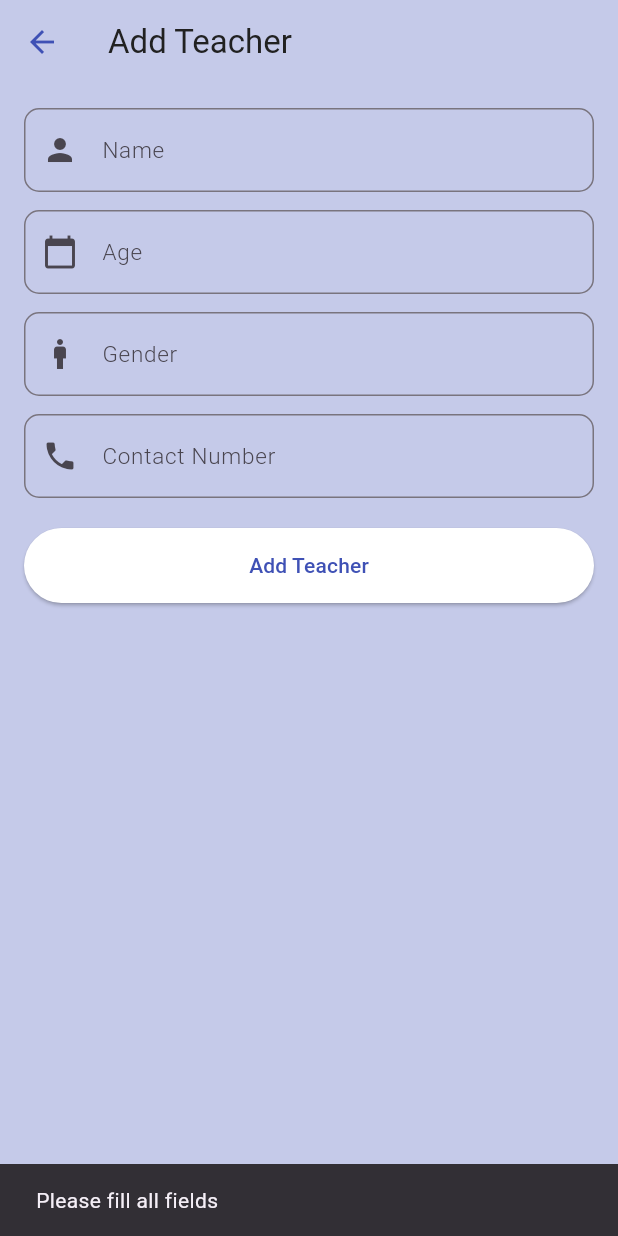
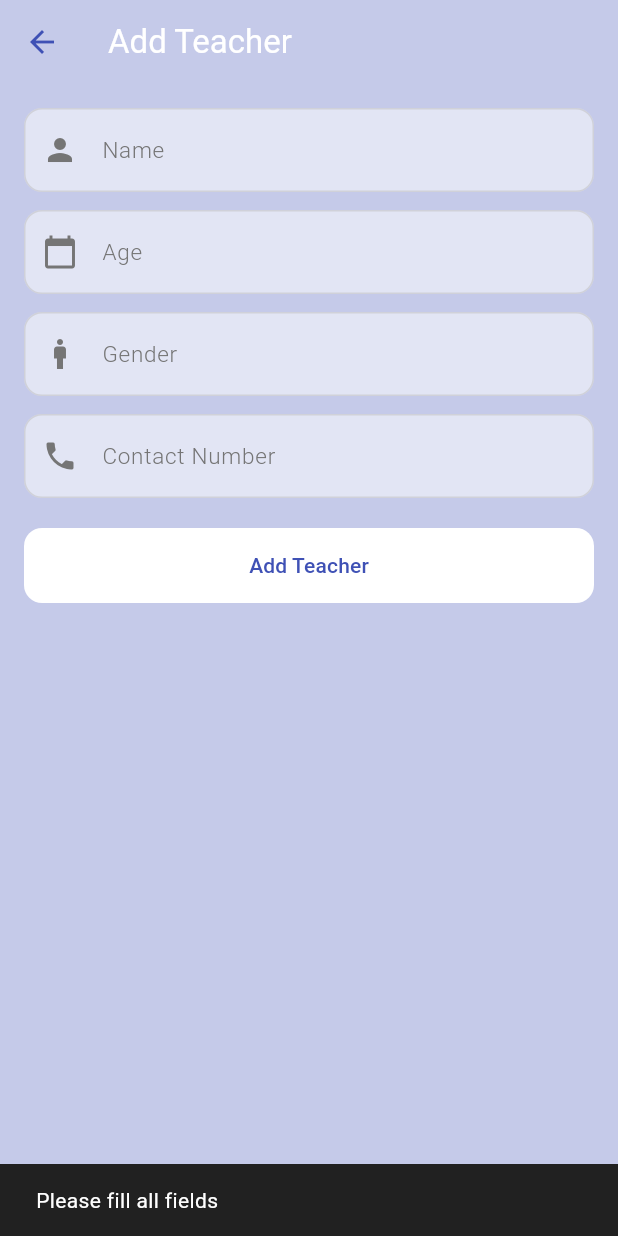
Before and after one commit to rathish24/TutorialCenter, a Flutter app: the AddTeacherPage screen opened by its route, after a tap on "Add Teacher", on a phone screen of 412 x 824 dp. Run offline on Flutter 3.47's test engine with Material 3 defaults, Android fonts, the phone set to English and light mode, and no system bars; our stand-ins replace cloud_firestore, connectivity_plus, dio, equatable, firebase_core, flutter_bloc and 5 more; accounts and stored records are empty; network calls fail; Roboto replaces fonts that are missing (Roboto Mono).

Commit message:
Added ColorScheme

```diff
--- a/lib/core/navigation/app_router.dart
+++ b/lib/core/navigation/app_router.dart
@@ -4,7 +4,6 @@ import 'package:tutorial_management/features/home/presentation/ui/home_screen.da
 import 'package:tutorial_management/features/home/presentation/ui/widgets/home_tab.dart';
 import 'package:tutorial_management/features/teacher/presentation/ui/widgets/teachers_tab.dart';
 import 'package:tutorial_management/features/student/presentation/ui/widgets/students_tab.dart';
-import 'package:tutorial_management/core/theme/design_tokens.dart';
 import 'package:tutorial_management/features/teacher/presentation/ui/add_teacher_page.dart';
 import 'package:flutter_bloc/flutter_bloc.dart';
 import 'package:tutorial_management/core/navigation/app_navigator.dart';
@@ -58,10 +57,10 @@ class AppRouter {
             routes: [
               GoRoute(
                 path: profile,
-                builder: (context, state) => const Center(
+                builder: (context, state) => Center(
                   child: Text(
                     "Profile Tab",
-                    style: TextStyle(color: AppColors.primaryText, fontSize: 18),
+                    style: TextStyle(color: Theme.of(context).colorScheme.onSurface, fontSize: 18),
                   ),
                 ),
               ),
--- a/lib/features/teacher/presentation/ui/add_teacher_page.dart
+++ b/lib/features/teacher/presentation/ui/add_teacher_page.dart
@@ -5,7 +5,6 @@ import 'package:tutorial_management/features/teacher/presentation/bloc/teacher_b
 import 'package:tutorial_management/features/teacher/presentation/bloc/teacher_event.dart';
 import 'package:tutorial_management/core/helper/icontextfield.dart';
 import 'package:tutorial_management/features/teacher/domain/entities/teacher.dart';
-import 'package:tutorial_management/core/theme/design_tokens.dart';
 
 class AddTeacherPage extends StatefulWidget {
   const AddTeacherPage({super.key});
@@ -30,23 +29,21 @@ class _AddTeacherPageState extends State<AddTeacherPage> {
   }
 
   void _submit() {
-    final name = _nameController.text.trim();
-    final ageStr = _ageController.text.trim();
-    final gender = _genderController.text.trim();
-    final contact = _contactController.text.trim();
+    final name = _nameController.text;
+    final age = int.tryParse(_ageController.text) ?? 0;
+    final gender = _genderController.text;
+    final contact = _contactController.text;
+    final id = DateTime.now().millisecondsSinceEpoch;
 
-    if (name.isEmpty || ageStr.isEmpty || gender.isEmpty || contact.isEmpty) {
-      ScaffoldMessenger.of(
-        context,
-      ).showSnackBar(const SnackBar(content: Text("Please fill all fields")));
+    // Use a placeholder image URL for testing
+    const profileURL = 'https://picsum.photos/200';
+
+    if (name.isEmpty || age == 0 || gender.isEmpty || contact.isEmpty) {
+      ScaffoldMessenger.of(context).showSnackBar(
+        const SnackBar(content: Text('Please fill all fields')),
+      );
       return;
     }
-
-    final age = int.tryParse(ageStr) ?? 0;
-
-    // Generate a unique ID and a random profile avatar image URL
-    final id = DateTime.now().millisecondsSinceEpoch;
-    final profileURL = "https://i.pravatar.cc/150?img=${(id % 70) + 1}";
 
     final newTeacher = Teacher(
       name: name,
@@ -63,16 +60,18 @@ class _AddTeacherPageState extends State<AddTeacherPage> {
 
   @override
   Widget build(BuildContext context) {
+    final colorScheme = Theme.of(context).colorScheme;
+
     return Scaffold(
-      backgroundColor: AppColors.lightPrimary,
+      backgroundColor: colorScheme.primaryContainer,
       appBar: AppBar(
-        title: const Text(
+        title: Text(
           "Add Teacher",
-          style: TextStyle(color: AppColors.primaryText),
+          style: TextStyle(color: colorScheme.onPrimaryContainer),
         ),
         backgroundColor: Colors.transparent,
         elevation: 0,
-        iconTheme: const IconThemeData(color: AppColors.primary),
+        iconTheme: IconThemeData(color: colorScheme.primary),
         leading: Padding(
           padding: const EdgeInsets.only(left: 0),
           child: IconButton(
@@ -114,8 +113,8 @@ class _AddTeacherPageState extends State<AddTeacherPage> {
                 onPressed: _submit,
                 style: ElevatedButton.styleFrom(
                   minimumSize: const Size.fromHeight(50),
-                  backgroundColor: AppColors.textIcons,
-                  foregroundColor: AppColors.primary,
+                  backgroundColor: colorScheme.surface,
+                  foregroundColor: colorScheme.primary,
                 ),
                 child: const Text("Add Teacher"),
               ),
--- a/lib/main.dart
+++ b/lib/main.dart
@@ -13,6 +13,7 @@ import 'package:tutorial_management/features/teacher/domain/usecases/get_cached_
 import 'package:tutorial_management/features/teacher/domain/entities/teacher.dart';
 import 'package:tutorial_management/core/navigation/app_navigator.dart';
 import 'package:tutorial_management/core/navigation/app_router.dart';
+import 'package:tutorial_management/core/theme/app_theme.dart';
 
 Future<void> main() async {
   WidgetsFlutterBinding.ensureInitialized();
@@ -42,6 +43,9 @@ class MyApp extends StatelessWidget {
         ],
         child: MaterialApp.router(
           debugShowCheckedModeBanner: false,
+          theme: AppTheme.lightTheme,
+          darkTheme: AppTheme.darkTheme,
+          themeMode: ThemeMode.system,
           routerConfig: sl<AppRouter>().router,
         ),
       ),
```
Also changed, not shown: lib/core/theme/app_theme.dart (added, +133 -0 lines), lib/features/home/presentation/ui/home_screen.dart (+13 -12 lines), lib/features/home/presentation/ui/widgets/home_tab.dart (+13 -12 lines), lib/features/student/presentation/ui/widgets/students_home_list.dart (+4 -3 lines), lib/features/student/presentation/ui/widgets/students_tab.dart (+16 -15 lines), lib/features/teacher/presentation/ui/teacher_list_page.dart (+13 -12 lines), lib/features/teacher/presentation/ui/widgets/grid_item_card.dart (+7 -6 lines), lib/features/teacher/presentation/ui/widgets/teachers_home_list.dart (+4 -3 lines), lib/features/teacher/presentation/ui/widgets/teachers_tab.dart (+16 -15 lines).
